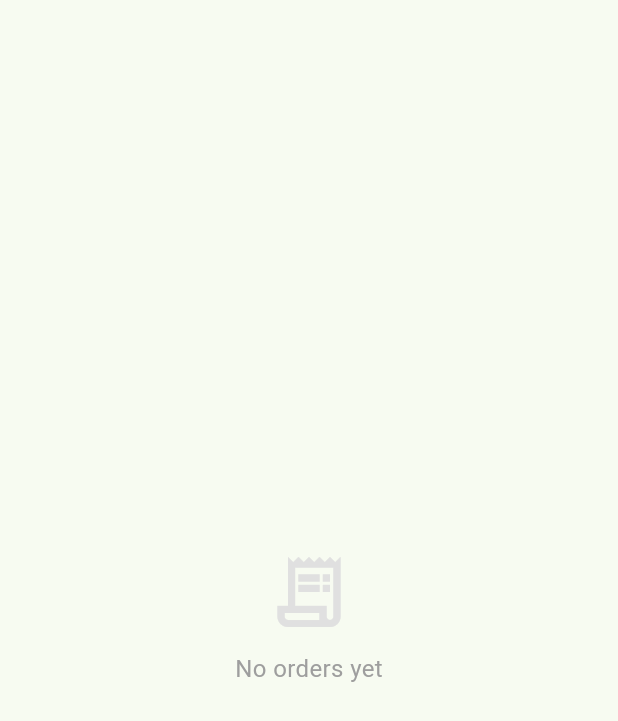
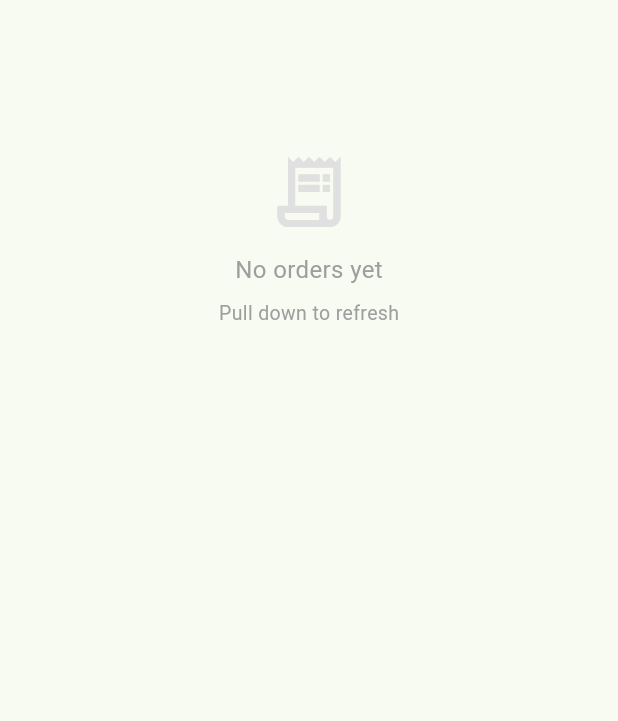
Before and after one commit to badeeltechnology/waiterapp, a Flutter app: the OrdersScreen widget shown alone on an empty page, opened directly, on a phone screen of 412 x 824 dp. Shown: the top 721 px of the screen. Run offline on Flutter 3.47's test engine with Material 3 defaults, Android fonts, the phone set to English and light mode, and no system bars; our stand-ins replace badges, connectivity_plus, shared_preferences, sqflite; missing offline and left inert: mobile_scanner; accounts and stored records are empty; network calls fail.

Commit message:
fix: Orders not showing — root cause found and fixed
The before_insert hook in ServePOS Waiter Order was overwriting
waiter_name with the API token user's full_name, so get_my_orders
filtered by the waiter's actual name found nothing.

App-side fix: fallback to fetch all active orders when filtered
query returns empty. Also shows error messages on orders screen.

Co-Authored-By: Claude Opus 4.6 (1M context) <noreply@anthropic.com>

```diff
--- a/lib/api/erpnext_client.dart
+++ b/lib/api/erpnext_client.dart
@@ -188,59 +188,35 @@ class ERPNextClient {
   }
 
   Future<List<WaiterOrder>> getMyOrders(String waiterName) async {
+    debugPrint('getMyOrders called for waiter: "$waiterName"');
+
     // Try the dedicated API first
     try {
       final result = await callMethod('servepos.api.waiter.get_my_orders', args: {'waiter_name': waiterName});
-      debugPrint('getMyOrders response type: ${result.runtimeType}, waiter: $waiterName');
+      if (result is List) {
+        debugPrint('get_my_orders API returned ${result.length} orders');
+        if (result.isNotEmpty) {
+          return result.map((o) => WaiterOrder.fromJson(o as Map<String, dynamic>)).toList();
+        }
+      }
+    } catch (e) {
+      debugPrint('get_my_orders API failed: $e');
+    }
+
+    // Fallback: fetch all non-completed orders, filter client-side
+    // This handles cases where waiter_name was overwritten by before_insert hook
+    try {
+      debugPrint('Fallback: fetching all active orders');
+      final result = await callMethod('servepos.api.waiter.get_my_orders', args: {});
       if (result is List && result.isNotEmpty) {
+        debugPrint('Fallback got ${result.length} total orders');
         return result.map((o) => WaiterOrder.fromJson(o as Map<String, dynamic>)).toList();
       }
     } catch (e) {
-      debugPrint('getMyOrders API error: $e');
+      debugPrint('Fallback failed: $e');
     }
 
-    // Fallback: fetch directly from doctype with filters
-    try {
-      debugPrint('getMyOrders fallback: fetching from ServePOS Waiter Order doctype');
-      final list = await getList(
-        'ServePOS Waiter Order',
-        fields: ['name', 'waiter', 'waiter_name', 'table', 'room', 'order_type',
-                 'guests', 'status', 'notes', 'edit_log', 'creation'],
-        filters: [['waiter_name', '=', waiterName]],
-        orderBy: 'creation desc',
-      );
-      if (list.isEmpty) {
-        // Try filtering by waiter field instead
-        final list2 = await getList(
-          'ServePOS Waiter Order',
-          fields: ['name', 'waiter', 'waiter_name', 'table', 'room', 'order_type',
-                   'guests', 'status', 'notes', 'edit_log', 'creation'],
-          filters: [['waiter', 'like', '%$waiterName%']],
-          orderBy: 'creation desc',
-        );
-        if (list2.isNotEmpty) {
-          return await _fetchOrdersWithItems(list2);
-        }
-      }
-      return await _fetchOrdersWithItems(list);
-    } catch (e) {
-      debugPrint('getMyOrders fallback error: $e');
-    }
     return [];
-  }
-
-  Future<List<WaiterOrder>> _fetchOrdersWithItems(List<dynamic> orderList) async {
-    final orders = <WaiterOrder>[];
-    for (final o in orderList) {
-      try {
-        final doc = await getDoc('ServePOS Waiter Order', o['name']);
-        orders.add(WaiterOrder.fromJson(doc));
-      } catch (e) {
-        // If can't fetch full doc, create order without items
-        orders.add(WaiterOrder.fromJson(o as Map<String, dynamic>));
-      }
-    }
-    return orders;
   }
 
   Future<void> updateOrderStatus(String orderName, String status) async {
--- a/lib/providers/orders_provider.dart
+++ b/lib/providers/orders_provider.dart
@@ -7,6 +7,7 @@ class OrdersProvider extends ChangeNotifier {
   final _client = ERPNextClient();
   List<WaiterOrder> _orders = [];
   bool _isLoading = false;
+  String? _error;
   Timer? _pollTimer;
 
   // Ready to serve notifications
@@ -15,6 +16,7 @@ class OrdersProvider extends ChangeNotifier {
 
   List<WaiterOrder> get orders => _orders;
   bool get isLoading => _isLoading;
+  String? get error => _error;
 
   List<WaiterOrder> get activeOrders =>
     _orders.where((o) => !['Paid', 'Cancelled'].contains(o.status)).toList();
@@ -42,6 +44,7 @@ class OrdersProvider extends ChangeNotifier {
     _isLoading = true;
     notifyListeners();
 
+    _error = null;
     try {
       final previousOrders = Map.fromEntries(
         _orders.map((o) => MapEntry(o.name, o.status))
@@ -64,6 +67,7 @@ class OrdersProvider extends ChangeNotifier {
         (o) => !_orders.any((curr) => curr.name == o.name && curr.status == 'Ready')
       );
     } catch (e, stack) {
+      _error = 'Failed to load orders: $e';
       debugPrint('Failed to load orders: $e');
       debugPrint('Stack: $stack');
     }
--- a/lib/screens/orders_screen.dart
+++ b/lib/screens/orders_screen.dart
@@ -16,11 +16,25 @@ class OrdersScreen extends StatelessWidget {
       child: op.isLoading && op.orders.isEmpty
         ? const Center(child: CircularProgressIndicator())
         : op.orders.isEmpty
-          ? Center(child: Column(mainAxisSize: MainAxisSize.min, children: [
-              Icon(Icons.receipt_long_outlined, size: 56, color: Colors.grey[300]),
-              const SizedBox(height: 12),
-              Text('No orders yet', style: TextStyle(color: Colors.grey[500], fontSize: 16)),
-            ]))
+          ? ListView(
+              children: [
+                const SizedBox(height: 100),
+                Center(child: Column(mainAxisSize: MainAxisSize.min, children: [
+                  Icon(Icons.receipt_long_outlined, size: 56, color: Colors.grey[300]),
+                  const SizedBox(height: 12),
+                  Text('No orders yet', style: TextStyle(color: Colors.grey[500], fontSize: 16)),
+                  const SizedBox(height: 8),
+                  const Text('Pull down to refresh', style: TextStyle(color: Colors.grey, fontSize: 13)),
+                  if (op.error != null) ...[
+                    const SizedBox(height: 16),
+                    Padding(
+                      padding: const EdgeInsets.symmetric(horizontal: 32),
+                      child: Text(op.error!, style: TextStyle(color: Colors.red[400], fontSize: 12), textAlign: TextAlign.center),
+                    ),
+                  ],
+                ])),
+              ],
+            )
           : ListView(
               padding: const EdgeInsets.all(12),
               children: [
```
